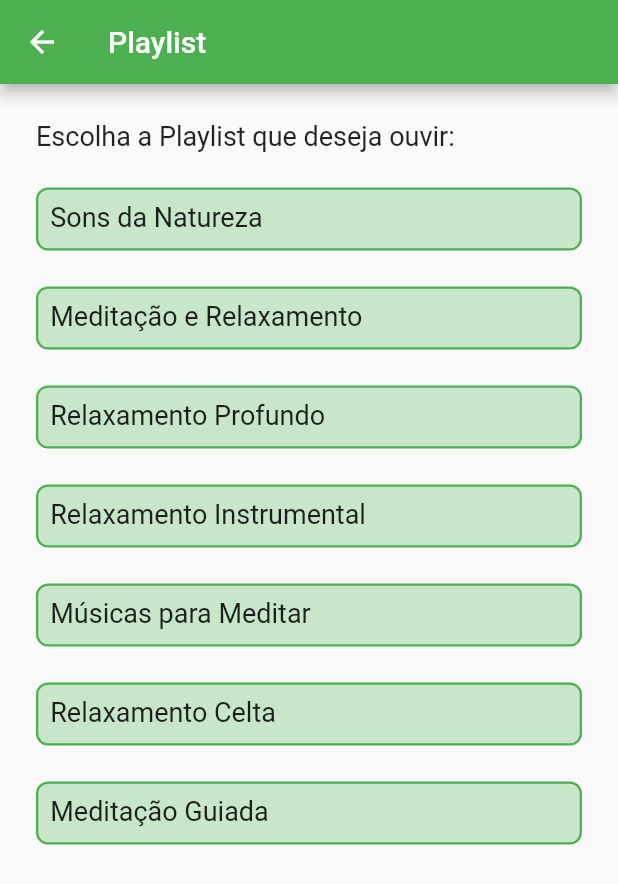
After one commit to davibatista1/beCalm, a Flutter app: the screen it shows once a user with an empty profile is signed in, after a tap on "Acessar Playlists", on a phone screen of 412 x 824 dp. The commit adds this screen. Shown: the top 884 px of the screen. Run offline on Flutter 3.47's test engine with Material 2 defaults, Android fonts, the light colour scheme and no system bars; our stand-ins replace firebase_auth, firebase_core; accounts and stored records are empty.

Commit message:
Cria pagina de playlist

```diff
--- /dev/null
+++ b/becalm/lib/utils/key_values_names.dart
@@ -0,0 +1,14 @@
+const String playList1 =
+    "https://open.spotify.com/playlist/6SxdFaSE0OHzm8GfzXDbUO";
+const String playList2 =
+    "https://open.spotify.com/playlist/37i9dQZF1DXaKgOqDv3HpW";
+const String playList3 =
+    "https://open.spotify.com/playlist/2FRZDGeejLKvXW2hwzE7wW";
+const String playList4 =
+    "https://open.spotify.com/playlist/7mV6Fl1huVRzf0bbqZBDUo";
+const String playList5 =
+    "https://open.spotify.com/playlist/37i9dQZF1DWZYo1v54bwkI";
+const String playList6 =
+    "https://open.spotify.com/playlist/3PqI0sgtD1lECgYGulViB0";
+const String playList7 =
+    "https://open.spotify.com/playlist/37i9dQZF1DWWoqQt9ZUTJC";
--- a/becalm/lib/view/home.page.dart
+++ b/becalm/lib/view/home.page.dart
@@ -1,4 +1,6 @@
 import 'package:becalm/services/auth_service.dart';
+import 'package:becalm/view/my_account.page.dart';
+import 'package:becalm/view/play_list.page.dart';
 import 'package:flutter/material.dart';
 import 'package:provider/provider.dart';
 
@@ -19,28 +21,30 @@ class _HomePageState extends State<HomePage> {
       ),
       body: Center(
         child: Column(
-          mainAxisAlignment: MainAxisAlignment.end,
+          mainAxisAlignment: MainAxisAlignment.center,
           children: <Widget>[
-            Padding(
-                padding: const EdgeInsets.symmetric(vertical: 24),
-                child: OutlinedButton(
-                  onPressed: () => context.read<AuthService>().logout(),
-                  style: OutlinedButton.styleFrom(
-                    foregroundColor: Colors.red,
+            ElevatedButton(
+              onPressed: () {
+                Navigator.push(
+                  context,
+                  MaterialPageRoute(
+                    builder: (context) => const PlayListPage(),
                   ),
-                  child: Row(
-                    mainAxisAlignment: MainAxisAlignment.center,
-                    children: const [
-                      Padding(
-                        padding: EdgeInsets.all(16),
-                        child: Text(
-                          "Sair do App",
-                          style: TextStyle(fontSize: 18),
-                        ),
-                      )
-                    ],
+                );
+              },
+              child: const Text("Acessar Playlists"),
+            ),
+            ElevatedButton(
+              onPressed: () {
+                Navigator.push(
+                  context,
+                  MaterialPageRoute(
+                    builder: (context) => const MyAccountPage(),
                   ),
-                ))
+                );
+              },
+              child: const Text("Minha conta"),
+            ),
           ],
         ),
       ),
--- /dev/null
+++ b/becalm/lib/view/play_list.page.dart
@@ -0,0 +1,108 @@
+// ignore_for_file: deprecated_member_use
+
+import 'package:becalm/utils/key_values_names.dart';
+import 'package:flutter/material.dart';
+import 'package:url_launcher/url_launcher.dart';
+
+class PlayListPage extends StatefulWidget {
+  const PlayListPage({super.key});
+
+  @override
+  State<PlayListPage> createState() => _PlayListPageState();
+}
+
+class _PlayListPageState extends State<PlayListPage> {
+  @override
+  Widget build(BuildContext context) {
+    return Scaffold(
+      appBar: AppBar(
+        title: const Text("Playlist"),
+      ),
+      body: SingleChildScrollView(
+        child: Padding(
+          padding: const EdgeInsets.all(24.0),
+          child: Column(
+            mainAxisAlignment: MainAxisAlignment.center,
+            crossAxisAlignment: CrossAxisAlignment.start,
+            children: const [
+              Text(
+                "Escolha a Playlist que deseja ouvir:",
+                style: TextStyle(fontSize: 18),
+              ),
+              SizedBox(height: 24),
+              PlayListOptionWidget(
+                name: 'Sons da Natureza',
+                url: playList1,
+              ),
+              SizedBox(height: 24),
+              PlayListOptionWidget(
+                name: 'Meditação e Relaxamento',
+                url: playList2,
+              ),
+              SizedBox(height: 24),
+              PlayListOptionWidget(
+                name: 'Relaxamento Profundo',
+                url: playList3,
+              ),
+              SizedBox(height: 24),
+              PlayListOptionWidget(
+                name: 'Relaxamento Instrumental',
+                url: playList4,
+              ),
+              SizedBox(height: 24),
+              PlayListOptionWidget(
+                name: 'Músicas para Meditar',
+                url: playList5,
+              ),
+              SizedBox(height: 24),
+              PlayListOptionWidget(
+                name: 'Relaxamento Celta',
+                url: playList6,
+              ),
+              SizedBox(height: 24),
+              PlayListOptionWidget(
+                name: 'Meditação Guiada',
+                url: playList7,
+              ),
+            ],
+          ),
+        ),
+      ),
+    );
+  }
+}
+
+class PlayListOptionWidget extends StatelessWidget {
+  const PlayListOptionWidget(
+      {super.key, required this.name, required this.url});
+
+  final String name;
+  final String url;
+
+  @override
+  Widget build(BuildContext context) {
+    return Container(
+      width: 500,
+      height: 42,
+      decoration: BoxDecoration(
+          border: Border.all(
+            width: 1.5,
+            color: Colors.green,
+          ),
+          borderRadius: BorderRadius.circular(8),
+          color: Colors.green.shade100),
+      child: GestureDetector(
+        onTap: () async {
+          await launch(url);
+        },
+        child: Padding(
+          padding: const EdgeInsets.all(8.0),
+          child: Text(
+            name,
+            style: const TextStyle(fontSize: 18),
+          ),
+        ),
+      ),
+    );
+  }
+}
--- a/becalm/lib/widgets/auth_check.dart
+++ b/becalm/lib/widgets/auth_check.dart
@@ -21,7 +21,7 @@ class _AuthCheckState extends State<AuthCheck> {
     } else if (auth.usuario == null) {
       return const LoginPage();
     } else {
-      return const HomePage(title: "Home Page");
+      return const HomePage(title: "Quiet");
     }
   }
 
--- a/becalm/pubspec.yaml
+++ b/becalm/pubspec.yaml
@@ -34,6 +34,7 @@ dependencies:
   provider: ^6.0.4
   firebase_core: ^2.1.0
   firebase_auth: ^4.0.2
+  url_launcher: ^6.1.2
 
 
   # The following adds the Cupertino Icons font to your application.
```
Also changed, not shown: becalm/lib/view/my_account.page.dart (added, +65 -0 lines), becalm/pubspec.lock, 6 other files.
